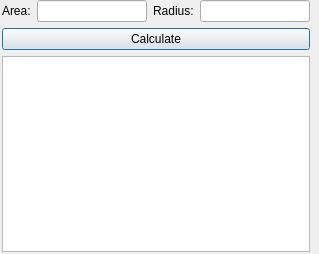
The window that src/gui/circle_area.ui (ayham-1/upperLowerBounds) describes before a commit, drawn with Qt 5.
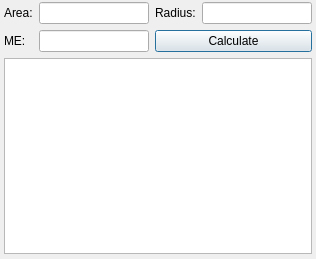
The same window after the commit.

Diff of the .ui file:
```diff
--- a/src/gui/circle_area.ui
+++ b/src/gui/circle_area.ui
@@ -6,24 +6,24 @@
    <rect>
     <x>0</x>
     <y>0</y>
-    <width>319</width>
-    <height>254</height>
+    <width>316</width>
+    <height>259</height>
    </rect>
   </property>
   <property name="windowTitle">
    <string>Circle Formula: Area</string>
   </property>
-  <widget class="QWidget" name="layoutWidget">
+  <widget class="QWidget" name="">
    <property name="geometry">
     <rect>
-     <x>2</x>
-     <y>0</y>
+     <x>4</x>
+     <y>2</y>
      <width>308</width>
      <height>252</height>
     </rect>
    </property>
-   <layout class="QVBoxLayout" name="verticalLayout">
-    <item>
+   <layout class="QGridLayout" name="gridLayout_2">
+    <item row="0" column="0">
      <layout class="QGridLayout" name="gridLayout">
       <item row="0" column="0">
        <widget class="QLabel" name="label">
@@ -45,7 +45,17 @@
       <item row="0" column="3">
        <widget class="QLineEdit" name="lineEdit_2"/>
       </item>
-      <item row="1" column="0" colspan="4">
+      <item row="1" column="0">
+       <widget class="QLabel" name="label_3">
+        <property name="text">
+         <string>ME:</string>
+        </property>
+       </widget>
+      </item>
+      <item row="1" column="1">
+       <widget class="QLineEdit" name="lineEdit_3"/>
+      </item>
+      <item row="1" column="2" colspan="2">
        <widget class="QPushButton" name="pushButton">
         <property name="text">
          <string>Calculate</string>
@@ -54,7 +64,7 @@
       </item>
      </layout>
     </item>
-    <item>
+    <item row="1" column="0">
      <widget class="QTextEdit" name="textEdit">
       <property name="readOnly">
        <bool>true</bool>
```
